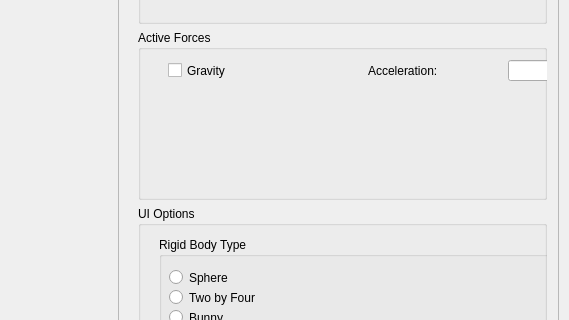
alecjacobson/nested_cages, file rigidbodies/mainwindow.ui: the form before one commit; both pictures show x 631 to 1200 and y 241 to 561 of the 1200 by 800 pixel window.
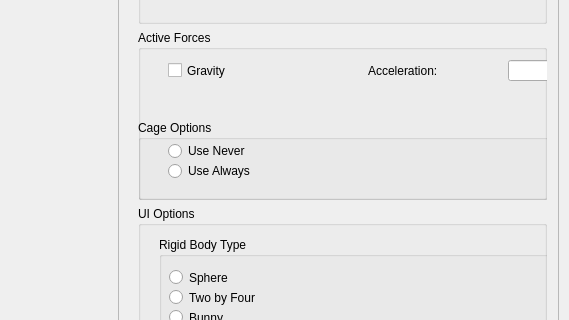
The form after the commit. Custom widgets are drawn as their Qt base class.

The edit to the form file:
```diff
--- a/rigidbodies/mainwindow.ui
+++ b/rigidbodies/mainwindow.ui
@@ -249,6 +249,45 @@
           </rect>
          </property>
         </widget>
+        <widget class="QGroupBox" name="cageBox">
+         <property name="geometry">
+          <rect>
+           <x>0</x>
+           <y>90</y>
+           <width>411</width>
+           <height>80</height>
+          </rect>
+         </property>
+         <property name="title">
+          <string>Cage Options</string>
+         </property>
+         <widget class="QRadioButton" name="cageNever">
+          <property name="geometry">
+           <rect>
+            <x>30</x>
+            <y>20</y>
+            <width>116</width>
+            <height>22</height>
+           </rect>
+          </property>
+          <property name="text">
+           <string>Use Never</string>
+          </property>
+         </widget>
+         <widget class="QRadioButton" name="cageAlways">
+          <property name="geometry">
+           <rect>
+            <x>30</x>
+            <y>40</y>
+            <width>116</width>
+            <height>22</height>
+           </rect>
+          </property>
+          <property name="text">
+           <string>Use Always</string>
+          </property>
+         </widget>
+        </widget>
        </widget>
       </item>
       <item>
```
